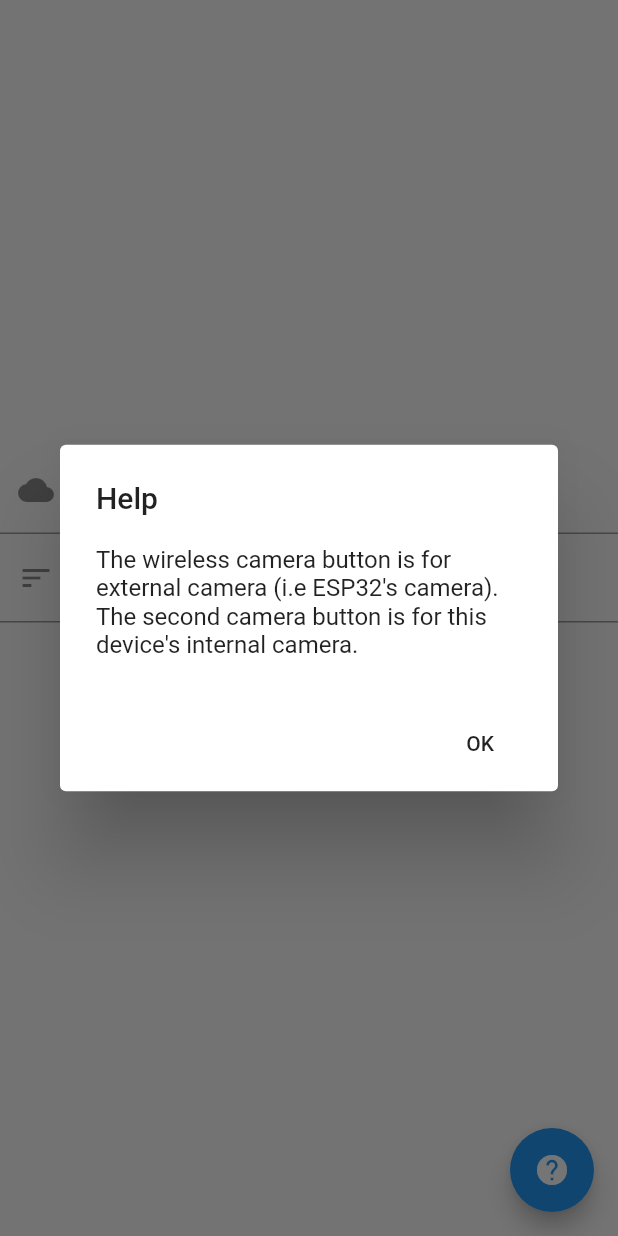
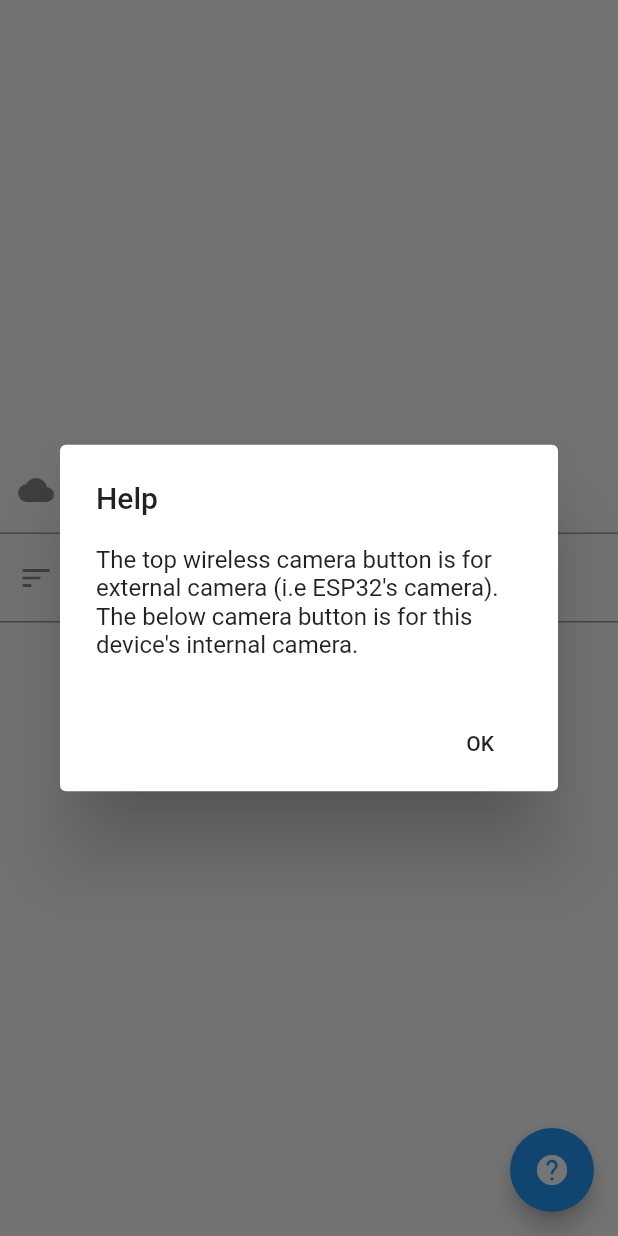
Before and after one commit to wireMuffin/ObjectDetection_Flutter, a Flutter app: the screen it shows after launch, after a tap on the "help" icon, on a phone screen of 412 x 824 dp. Run offline on Flutter 3.47's test engine with Material 2 defaults, Android fonts, the phone set to English and light mode, and no system bars; our stand-ins replace flutter_cache_manager, image_picker, video_player; missing offline and left inert: tflite.

```diff
--- a/lib/main.dart
+++ b/lib/main.dart
@@ -70,6 +70,7 @@ class _MyHomePageState extends State<MyHomePage> {
     _picCounter++;
 
     var file = await DefaultCacheManager().getSingleFile(_picUrl + _picCounter.toString());
+    //_image = Image.network(_picUrl + _picCounter.toString())
     im.Image image = im.decodeImage(file.readAsBytesSync());
 
 
@@ -249,8 +250,8 @@ class _MyHomePageState extends State<MyHomePage> {
               // return object of type Dialog
               return AlertDialog(
                 title: new Text("Help"),
-                content: new Text("The wireless camera button is for external camera (i.e ESP32's camera).\n"
-                    "The second camera button is for this device's internal camera."),
+                content: new Text("The top wireless camera button is for external camera (i.e ESP32's camera).\n"
+                    "The below camera button is for this device's internal camera."),
                 actions: <Widget>[
                   // usually buttons at the bottom of the dialog
                   new FlatButton(
```
Also changed, not shown: lib/videoRoute.dart (+0 -8 lines), 1 other file.
